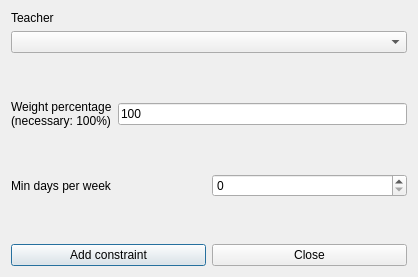
The window that fet/src/interface/addconstraintteacherminrealdaysperweekform_template.ui (vonmecheln/fet) describes before a commit, drawn with Qt 5.
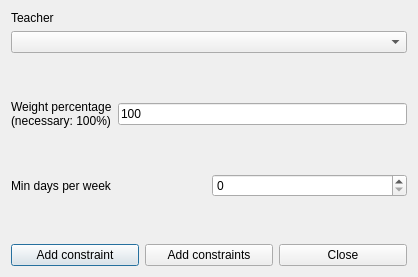
The same window after the commit.

```diff
--- a/fet/src/interface/addconstraintteacherminrealdaysperweekform_template.ui
+++ b/fet/src/interface/addconstraintteacherminrealdaysperweekform_template.ui
@@ -146,6 +146,13 @@
        </property>
       </widget>
      </item>
+     <item>
+      <widget class="QPushButton" name="addConstraintsPushButton">
+       <property name="text">
+        <string>Add constraints</string>
+       </property>
+      </widget>
+     </item>
      <item>
       <widget class="QPushButton" name="closePushButton">
        <property name="text">
```
